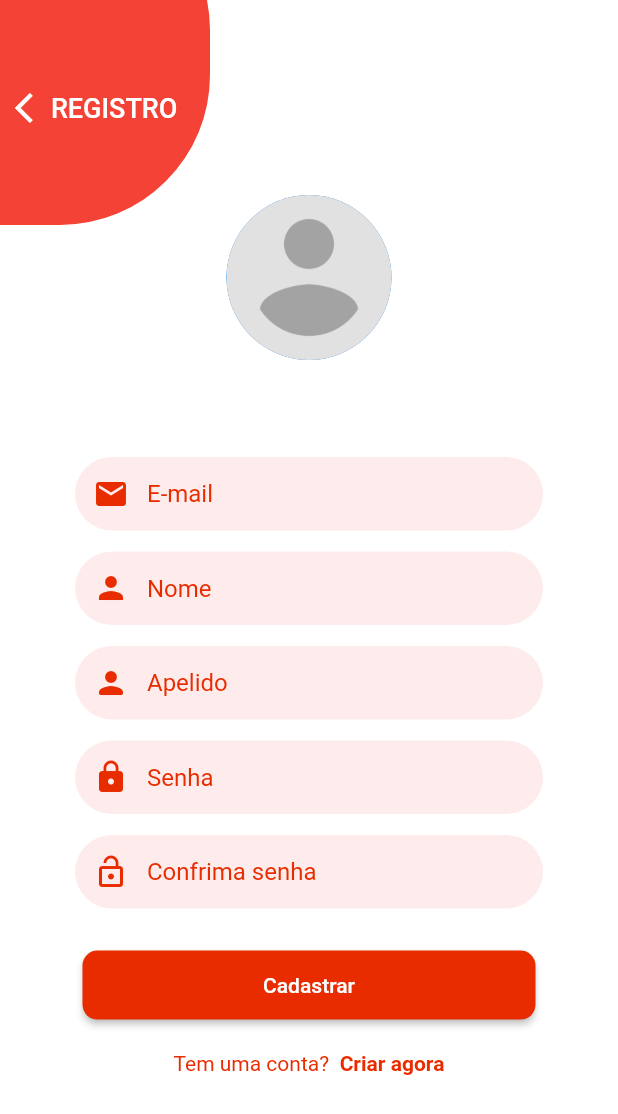
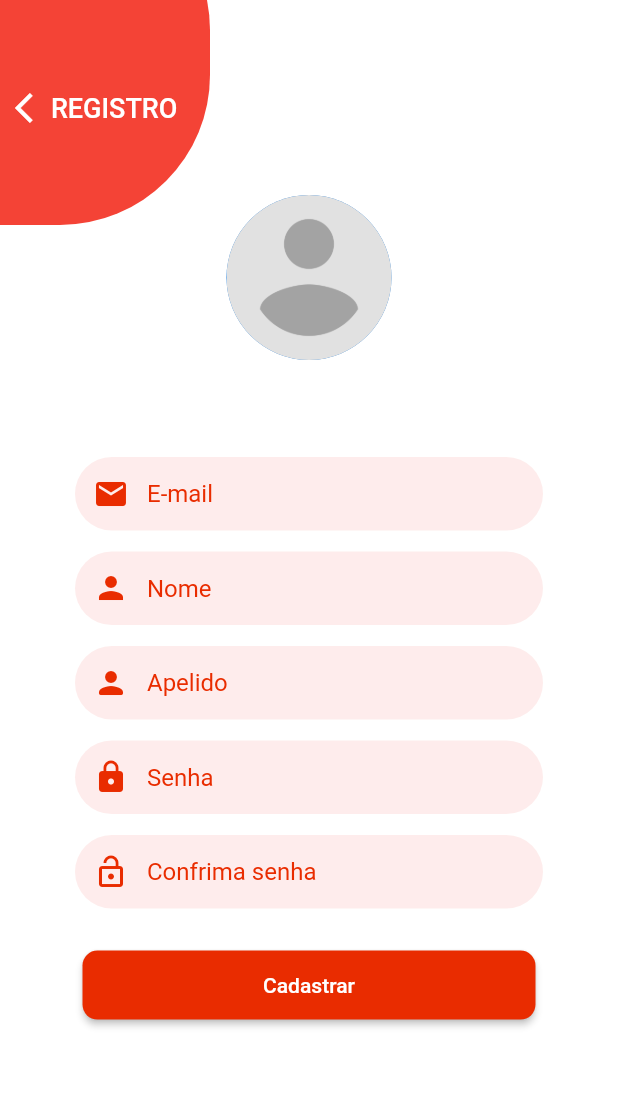
Before and after one commit to eliezerantonio/flutter_delivery, a Flutter app: the screen it shows after launch, after a tap on "Criar agora", on a phone screen of 412 x 824 dp. Shown: the top 1114 px of the screen. Run offline on Flutter 3.47's test engine with Material 2 defaults, Android fonts, the phone set to English and light mode, and no system bars.

Commit message:
controllerRegister

```diff
--- a/flutter_delivery/lib/src/login/login_page.dart
+++ b/flutter_delivery/lib/src/login/login_page.dart
@@ -28,7 +28,8 @@ class _LoginPageState extends State<LoginPage> {
         width: double.infinity,
         child: Stack(
           children: [
-            Column(
+            SingleChildScrollView(
+              child: Column(
                 children: [
                   _lottieAnimation(),
                   _texFieldEmail(),
@@ -36,6 +37,7 @@ class _LoginPageState extends State<LoginPage> {
                   _buttonLogin(),
                   _textDontHaveAccount()
                 ],
+              ),
             ),
             Positioned(
               left: -100,
--- /dev/null
+++ b/flutter_delivery/lib/src/register/register_controller.dart
@@ -0,0 +1,29 @@
+import 'package:flutter/material.dart';
+
+class RegisterController {
+  late BuildContext context;
+  //controladores
+  TextEditingController emailController = TextEditingController();
+  TextEditingController passwordController = TextEditingController();
+  TextEditingController nameController = TextEditingController();
+  TextEditingController lastnameController = TextEditingController();
+  TextEditingController phoneController = TextEditingController();
+  TextEditingController confirmPasswordController = TextEditingController();
+
+  Future? init(BuildContext context) {
+    this.context = context;
+  }
+
+  void backToLoginPage() {
+    Navigator.pop(context);
+  }
+
+  void register() {
+    String email = emailController.text;
+    String password = passwordController.text;
+    String name = nameController.text;
+    String lastname = lastnameController.text;
+    String confirmPassword = confirmPasswordController.text;
+    String phone = phoneController.text;
+  }
+}
--- a/flutter_delivery/lib/src/register/register_page.dart
+++ b/flutter_delivery/lib/src/register/register_page.dart
@@ -1,4 +1,6 @@
 import 'package:flutter/material.dart';
+import 'package:flutter/scheduler.dart';
+import 'package:flutter_delivery/src/register/register_controller.dart';
 import 'package:flutter_delivery/src/utils/my_colors.dart';
 
 class RegisterPage extends StatefulWidget {
@@ -9,6 +11,15 @@ class RegisterPage extends StatefulWidget {
 }
 
 class _RegisterPageState extends State<RegisterPage> {
+  RegisterController _controller = RegisterController();
+  @override
+  void initState() {
+    super.initState();
+    SchedulerBinding.instance!.addPersistentFrameCallback((timeStamp) {
+      _controller.init(context);
+    });
+  }
+
   @override
   Widget build(BuildContext context) {
     return Scaffold(
@@ -27,7 +38,6 @@ class _RegisterPageState extends State<RegisterPage> {
                   _texFieldPassword(),
                   _texFieldConfirmPassword(),
                   _buttonLogin(),
-                  _textDontHaveAccount()
                 ],
               ),
             ),
@@ -73,7 +83,9 @@ class _RegisterPageState extends State<RegisterPage> {
 
   Widget _textRegister() {
     return GestureDetector(
-      onTap: () {},
+      onTap: () {
+        _controller.backToLoginPage();
+      },
       child: Row(
         children: [
           Icon(Icons.arrow_back_ios, color: Colors.white),
@@ -86,33 +98,6 @@ class _RegisterPageState extends State<RegisterPage> {
               )),
         ],
       ),
-    );
-  }
-
-  Row _textDontHaveAccount() {
-    return Row(
-      mainAxisAlignment: MainAxisAlignment.center,
-      children: [
-        Text(
-          'Tem uma conta?',
-          style: TextStyle(
-            color: MyColors.primaryColor,
-          ),
-        ),
-        SizedBox(
-          width: 7,
-        ),
-        GestureDetector(
-          onTap: () {},
-          child: Text(
-            'Criar agora',
-            style: TextStyle(
-              fontWeight: FontWeight.bold,
-              color: MyColors.primaryColor,
-            ),
-          ),
-        ),
-      ],
     );
   }
 
@@ -141,6 +126,8 @@ class _RegisterPageState extends State<RegisterPage> {
           color: MyColors.primaryOpacityColor,
           borderRadius: BorderRadius.circular(30)),
       child: TextField(
+        controller: _controller.emailController,
+        keyboardType: TextInputType.emailAddress,
         decoration: InputDecoration(
           hintText: 'E-mail',
           border: InputBorder.none,
@@ -162,6 +149,7 @@ class _RegisterPageState extends State<RegisterPage> {
           color: MyColors.primaryOpacityColor,
           borderRadius: BorderRadius.circular(30)),
       child: TextField(
+        controller: _controller.nameController,
         decoration: InputDecoration(
           hintText: 'Nome',
           border: InputBorder.none,
@@ -183,6 +171,7 @@ class _RegisterPageState extends State<RegisterPage> {
           color: MyColors.primaryOpacityColor,
           borderRadius: BorderRadius.circular(30)),
       child: TextField(
+        controller: _controller.lastnameController,
         decoration: InputDecoration(
           hintText: 'Apelido',
           border: InputBorder.none,
@@ -204,6 +193,8 @@ class _RegisterPageState extends State<RegisterPage> {
           color: MyColors.primaryOpacityColor,
           borderRadius: BorderRadius.circular(30)),
       child: TextField(
+        controller: _controller.phoneController,
+        keyboardType: TextInputType.phone,
         decoration: InputDecoration(
           hintText: 'Telefone',
           border: InputBorder.none,
@@ -225,6 +216,8 @@ class _RegisterPageState extends State<RegisterPage> {
           color: MyColors.primaryOpacityColor,
           borderRadius: BorderRadius.circular(30)),
       child: TextField(
+        controller: _controller.passwordController,
+        obscureText: true,
         decoration: InputDecoration(
           hintText: 'Senha',
           border: InputBorder.none,
@@ -246,6 +239,8 @@ class _RegisterPageState extends State<RegisterPage> {
           color: MyColors.primaryOpacityColor,
           borderRadius: BorderRadius.circular(30)),
       child: TextField(
+        controller: _controller.confirmPasswordController,
+        obscureText: true,
         decoration: InputDecoration(
           hintText: 'Confrima senha',
           border: InputBorder.none,
@@ -259,18 +254,4 @@ class _RegisterPageState extends State<RegisterPage> {
       ),
     );
   }
-
-  Widget _imageBaner() {
-    return Container(
-      margin: EdgeInsets.only(
-        top: 100,
-        bottom: MediaQuery.of(context).size.height * 0.22,
-      ),
-      child: Image.asset(
-        "assets/img/delivery.png",
-        width: 200,
-        height: 200,
-      ),
-    );
-  }
 }
```
Lines whose indentation alone changed are shown as unchanged.
